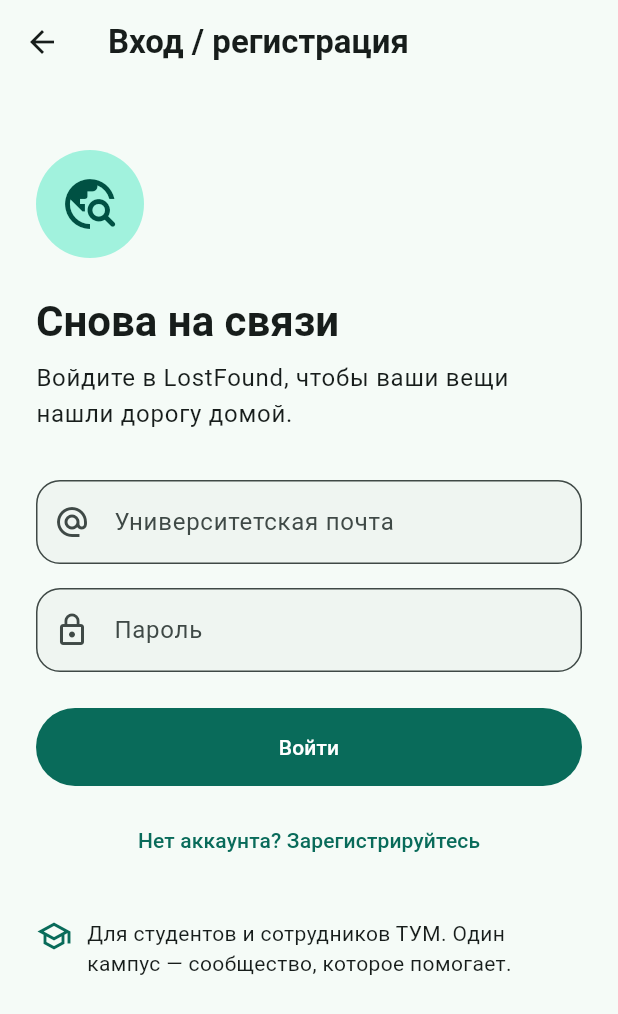
After one commit to VasilievNichita/LostFound_project, a Flutter app: the LoginScreen screen opened directly, on a phone screen of 412 x 824 dp. The commit adds this screen. Shown: the top 1014 px of the screen. Run offline on Flutter 3.47's test engine with Material 3 defaults, Android fonts, the phone set to English and light mode, and no system bars.

Commit message:
L2: добавил статический экран входа

```diff
--- a/lib/screens/demo_screen.dart
+++ b/lib/screens/demo_screen.dart
@@ -1,4 +1,6 @@
 import 'package:flutter/material.dart';
+
+import 'login_screen.dart';
 
 // SCREEN_IMPORTS
 
@@ -9,6 +11,7 @@ class DemoScreen extends StatelessWidget {
   Widget build(BuildContext context) {
     final scheme = Theme.of(context).colorScheme;
     final entries = <(String, IconData, Widget)>[
+      ('Вход / регистрация', Icons.login_rounded, const LoginScreen()),
       // SCREEN_ENTRIES
     ];
     return Scaffold(
--- /dev/null
+++ b/lib/screens/login_screen.dart
@@ -0,0 +1,76 @@
+import 'package:flutter/material.dart';
+
+class LoginScreen extends StatelessWidget {
+  const LoginScreen({super.key});
+
+  @override
+  Widget build(BuildContext context) {
+    final theme = Theme.of(context);
+    return Scaffold(
+      appBar: AppBar(title: const Text('Вход / регистрация')),
+      body: ListView(
+        padding: const EdgeInsets.all(24),
+        children: [
+          const SizedBox(height: 20),
+          Align(
+            alignment: Alignment.centerLeft,
+            child: CircleAvatar(
+              radius: 36,
+              backgroundColor: theme.colorScheme.primaryContainer,
+              child: Icon(
+                Icons.travel_explore_rounded,
+                size: 40,
+                color: theme.colorScheme.onPrimaryContainer,
+              ),
+            ),
+          ),
+          const SizedBox(height: 24),
+          Text('Снова на связи', style: theme.textTheme.headlineMedium),
+          const SizedBox(height: 8),
+          Text(
+            'Войдите в LostFound, чтобы ваши вещи\nнашли дорогу домой.',
+            style: theme.textTheme.bodyLarge,
+          ),
+          const SizedBox(height: 32),
+          const TextField(
+            keyboardType: TextInputType.emailAddress,
+            decoration: InputDecoration(
+              labelText: 'Университетская почта',
+              hintText: 'name@iis.utm.md',
+              prefixIcon: Icon(Icons.alternate_email),
+            ),
+          ),
+          const SizedBox(height: 16),
+          const TextField(
+            obscureText: true,
+            decoration: InputDecoration(
+              labelText: 'Пароль',
+              prefixIcon: Icon(Icons.lock_outline),
+            ),
+          ),
+          const SizedBox(height: 24),
+          FilledButton(onPressed: () {}, child: const Text('Войти')),
+          const SizedBox(height: 12),
+          TextButton(
+            onPressed: () {},
+            child: const Text('Нет аккаунта? Зарегистрируйтесь'),
+          ),
+          const SizedBox(height: 28),
+          Row(
+            crossAxisAlignment: CrossAxisAlignment.start,
+            children: [
+              Icon(Icons.school_outlined, color: theme.colorScheme.primary),
+              const SizedBox(width: 10),
+              const Expanded(
+                child: Text(
+                  'Для студентов и сотрудников ТУМ. '
+                  'Один кампус — сообщество, которое помогает.',
+                ),
+              ),
+            ],
+          ),
+        ],
+      ),
+    );
+  }
+}
```
